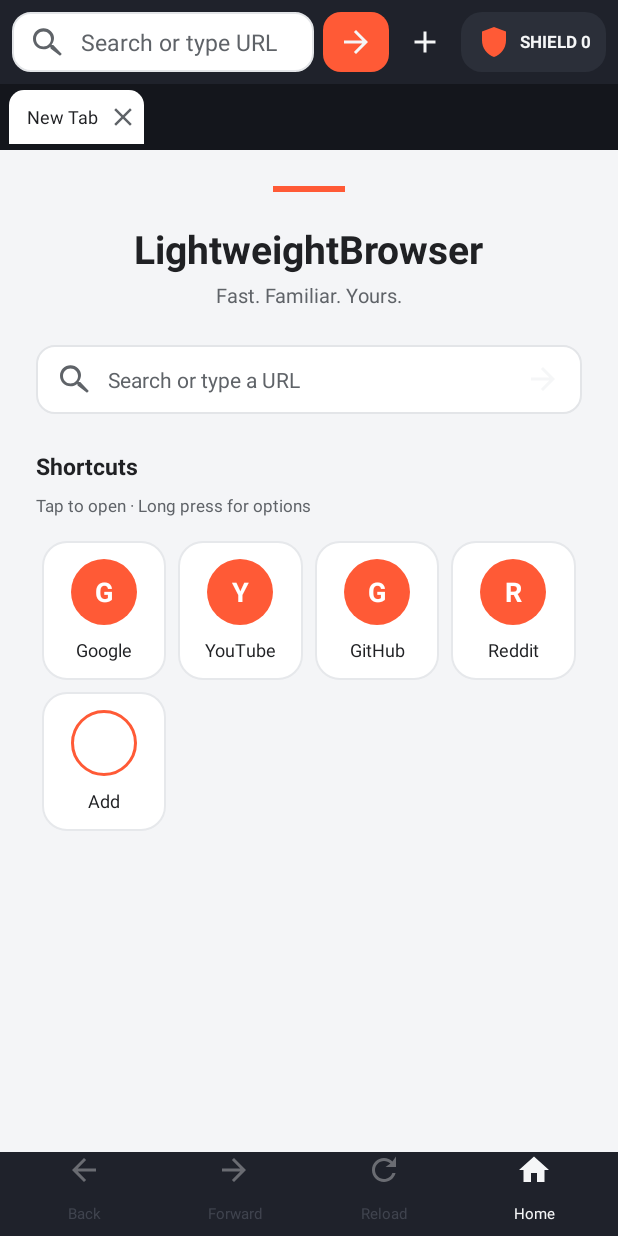
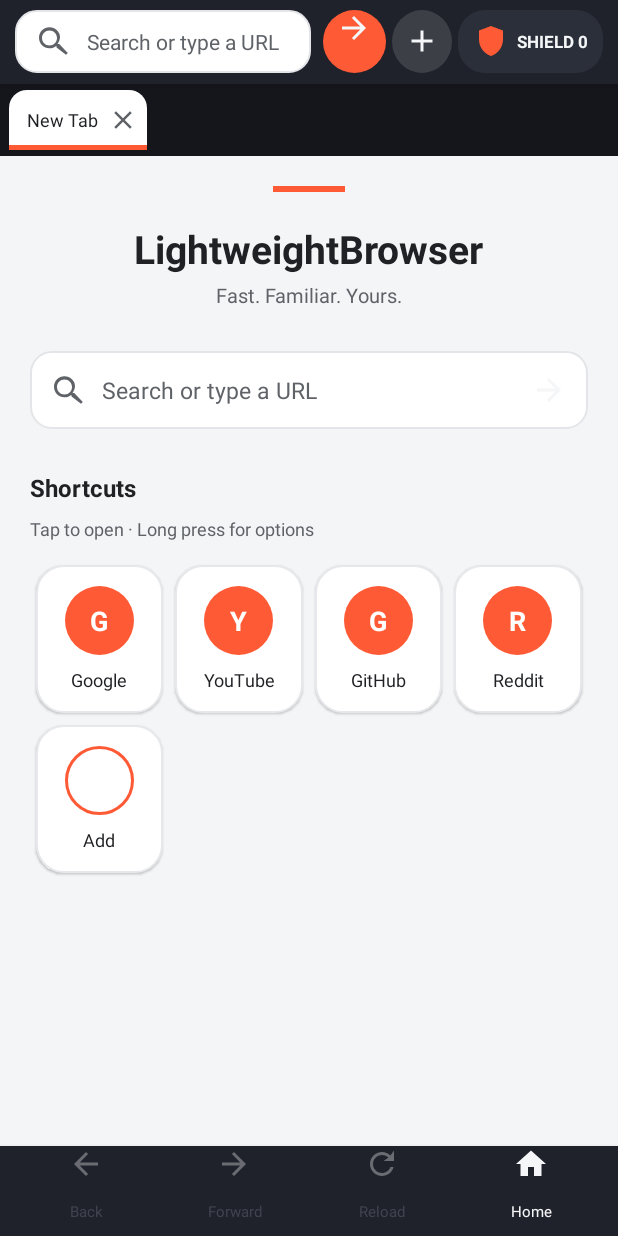
Before and after one commit to Maharab4120/lightweightbrowser, an Android app: the screen it shows after launch (MainActivity), on a phone screen of 412 x 824 dp. Run offline under Robolectric (Android 15) with nearby library versions, the phone set to English and light mode, and no system bars; pictures from the network do not load; 5 statements that could not run were skipped.

Commit message:
Refresh browser chrome and home visuals
Refine the framework-only UI with stronger toolbar depth, circular icon actions, rounded omnibox/go controls, tab indicators, cleaner settings rows, larger home cards, and consistent spacing/typography. Preserves the existing dark-chrome/light-page direction and all browser behavior.

```diff
--- a/app/src/main/java/com/lightweightbrowser/MainActivity.kt
+++ b/app/src/main/java/com/lightweightbrowser/MainActivity.kt
@@ -812,15 +812,18 @@ class MainActivity : Activity() {
 
         tabs.forEach { tab ->
             val item = LayoutInflater.from(this)
-                .inflate(R.layout.tab_item, tabBarContainer, false) as LinearLayout
+                .inflate(R.layout.tab_item, tabBarContainer, false)
+            val row = item.findViewById<View>(R.id.tabRow)
             val titleView = item.findViewById<TextView>(R.id.tabTitle)
             val closeButton = item.findViewById<ImageButton>(R.id.closeTabButton)
+            val indicator = item.findViewById<View>(R.id.tabIndicator)
             val selected = tab.id == currentTabId
 
             titleView.text = tab.title.ifBlank { "New Tab" }
-            item.setBackgroundResource(
+            row.setBackgroundResource(
                 if (selected) R.drawable.tab_background_selected else R.drawable.tab_background
             )
+            indicator.visibility = if (selected) View.VISIBLE else View.GONE
 
             item.setOnClickListener { switchToTab(tab.id) }
             closeButton.setOnClickListener { closeTab(tab.id) }
@@ -918,16 +921,22 @@ class MainActivity : Activity() {
         )
 
         val padding = dp(16)
-        val rowPadding = dp(12)
+        val rowPadding = dp(14)
         val container = LinearLayout(this).apply {
             orientation = LinearLayout.VERTICAL
             setPadding(padding, padding, padding, padding)
         }
         container.addView(TextView(this).apply {
             text = "Blocking $state  ·  ${blockedCount.get()} blocked"
-            textSize = 13f
-            setTextColor(resources.getColor(R.color.text_secondary, theme))
-            setPadding(rowPadding, 0, rowPadding, padding)
+            textSize = 15f
+            setTextColor(resources.getColor(R.color.text_primary, theme))
+            setPadding(rowPadding, 0, rowPadding, dp(12))
+        })
+        container.addView(View(this).apply {
+            setBackgroundColor(resources.getColor(R.color.divider, theme))
+            layoutParams = LinearLayout.LayoutParams(
+                LinearLayout.LayoutParams.MATCH_PARENT, dp(1)
+            ).apply { bottomMargin = dp(12) }
         })
 
         lateinit var dialog: AlertDialog
@@ -951,13 +960,19 @@ class MainActivity : Activity() {
             })
             row.addView(TextView(this).apply {
                 text = label
-                textSize = 15f
+                textSize = 14f
                 setTextColor(resources.getColor(R.color.text_primary, theme))
                 layoutParams = LinearLayout.LayoutParams(
                     0,
                     LinearLayout.LayoutParams.WRAP_CONTENT,
                     1f
                 )
+            })
+            row.addView(TextView(this).apply {
+                text = "›"
+                textSize = 20f
+                setTextColor(resources.getColor(R.color.text_secondary, theme))
+                setPadding(dp(8), 0, 0, 0)
             })
             row.setOnClickListener {
                 dialog.dismiss()
--- /dev/null
+++ b/app/src/main/res/drawable/peek_background.xml
@@ -0,0 +1,8 @@
+<?xml version="1.0" encoding="utf-8"?>
+<shape xmlns:android="http://schemas.android.com/apk/res/android"
+    android:shape="rectangle">
+    <solid android:color="@color/brand_primary_dark" />
+    <corners
+        android:topLeftRadius="10dp"
+        android:topRightRadius="10dp" />
+</shape>
--- a/app/src/main/res/drawable/shield_pill_background.xml
+++ b/app/src/main/res/drawable/shield_pill_background.xml
@@ -2,5 +2,5 @@
 <shape xmlns:android="http://schemas.android.com/apk/res/android"
     android:shape="rectangle">
     <solid android:color="@color/shield_pill" />
-    <corners android:radius="14dp" />
+    <corners android:radius="18dp" />
 </shape>
--- a/app/src/main/res/drawable/tab_background.xml
+++ b/app/src/main/res/drawable/tab_background.xml
@@ -3,6 +3,6 @@
     android:shape="rectangle">
     <solid android:color="@color/tab_inactive" />
     <corners
-        android:topLeftRadius="10dp"
-        android:topRightRadius="10dp" />
+        android:topLeftRadius="12dp"
+        android:topRightRadius="12dp" />
 </shape>
--- a/app/src/main/res/drawable/tab_background_selected.xml
+++ b/app/src/main/res/drawable/tab_background_selected.xml
@@ -3,6 +3,6 @@
     android:shape="rectangle">
     <solid android:color="@color/tab_active" />
     <corners
-        android:topLeftRadius="10dp"
-        android:topRightRadius="10dp" />
+        android:topLeftRadius="12dp"
+        android:topRightRadius="12dp" />
 </shape>
--- a/app/src/main/res/drawable/toolbar_action_background.xml
+++ b/app/src/main/res/drawable/toolbar_action_background.xml
@@ -1,6 +1,5 @@
 <?xml version="1.0" encoding="utf-8"?>
 <shape xmlns:android="http://schemas.android.com/apk/res/android"
-    android:shape="rectangle">
+    android:shape="oval">
     <solid android:color="@color/brand_accent" />
-    <corners android:radius="@dimen/corner_radius" />
 </shape>
--- /dev/null
+++ b/app/src/main/res/drawable/toolbar_icon_background.xml
@@ -0,0 +1,5 @@
+<?xml version="1.0" encoding="utf-8"?>
+<shape xmlns:android="http://schemas.android.com/apk/res/android"
+    android:shape="oval">
+    <solid android:color="@color/toolbar_icon_bg" />
+</shape>
--- a/app/src/main/res/layout/activity_main.xml
+++ b/app/src/main/res/layout/activity_main.xml
@@ -13,8 +13,9 @@
         android:orientation="horizontal"
         android:gravity="center_vertical"
         android:background="@color/brand_primary"
-        android:paddingStart="8dp"
-        android:paddingEnd="8dp">
+        android:elevation="4dp"
+        android:paddingStart="10dp"
+        android:paddingEnd="10dp">
 
         <EditText
             android:id="@+id/urlEditText"
@@ -24,27 +25,26 @@
             android:background="@drawable/url_field_background"
             android:drawableStart="@drawable/ic_search"
             android:drawablePadding="10dp"
-            android:hint="Search or type URL"
+            android:hint="Search or type a URL"
             android:imeOptions="actionGo"
             android:inputType="textUri"
             android:maxLines="1"
-            android:paddingStart="12dp"
-            android:paddingEnd="12dp"
+            android:paddingStart="14dp"
+            android:paddingEnd="14dp"
             android:singleLine="true"
             android:textColor="@color/text_primary"
             android:textColorHint="@color/text_secondary"
-            android:textSize="15sp" />
+            android:textSize="14sp" />
 
         <TextView
             android:id="@+id/goButton"
-            android:layout_width="44dp"
+            android:layout_width="@dimen/omnibox_height"
             android:layout_height="@dimen/omnibox_height"
-            android:layout_marginStart="6dp"
+            android:layout_marginStart="@dimen/spacing_sm"
             android:background="@drawable/toolbar_action_background"
             android:contentDescription="Go"
-            android:drawableStart="@drawable/ic_arrow_forward"
-            android:gravity="center_vertical"
-            android:paddingStart="10dp"
+            android:drawableTop="@drawable/ic_arrow_forward"
+            android:gravity="center"
             android:text=""
             android:textSize="0sp" />
 
@@ -52,8 +52,8 @@
             android:id="@+id/newTabButton"
             android:layout_width="40dp"
             android:layout_height="@dimen/omnibox_height"
-            android:layout_marginStart="4dp"
-            android:background="?android:attr/selectableItemBackground"
+            android:layout_marginStart="@dimen/spacing_xs"
+            android:background="@drawable/toolbar_icon_background"
             android:contentDescription="New tab"
             android:drawableStart="@drawable/ic_add"
             android:gravity="center_vertical"
@@ -65,8 +65,8 @@
             android:id="@+id/shieldButton"
             android:layout_width="wrap_content"
             android:layout_height="@dimen/omnibox_height"
-            android:layout_marginStart="4dp"
-            android:minWidth="76dp"
+            android:layout_marginStart="@dimen/spacing_xs"
+            android:minWidth="80dp"
             android:paddingStart="10dp"
             android:paddingEnd="10dp"
             android:background="@drawable/shield_pill_background"
@@ -101,8 +101,8 @@
     <ImageButton
         android:id="@+id/chromePeek"
         android:layout_width="match_parent"
-        android:layout_height="16dp"
-        android:background="@color/brand_primary_dark"
+        android:layout_height="18dp"
+        android:background="@drawable/peek_background"
         android:contentDescription="Show browser controls"
         android:scaleType="fitCenter"
         android:src="@drawable/ic_expand_more"
@@ -121,8 +121,9 @@
         android:orientation="horizontal"
         android:gravity="center_vertical"
         android:background="@color/brand_primary"
-        android:paddingStart="6dp"
-        android:paddingEnd="6dp">
+        android:elevation="4dp"
+        android:paddingStart="@dimen/spacing_sm"
+        android:paddingEnd="@dimen/spacing_sm">
 
         <TextView
             android:id="@+id/backButton"
@@ -131,7 +132,7 @@
             android:layout_weight="1"
             android:background="?android:attr/selectableItemBackground"
             android:contentDescription="Back"
-            android:drawablePadding="2dp"
+            android:drawablePadding="4dp"
             android:drawableTop="@drawable/ic_back"
             android:gravity="center"
             android:text="Back"
@@ -145,7 +146,7 @@
             android:layout_weight="1"
             android:background="?android:attr/selectableItemBackground"
             android:contentDescription="Forward"
-            android:drawablePadding="2dp"
+            android:drawablePadding="4dp"
             android:drawableTop="@drawable/ic_forward"
             android:gravity="center"
             android:text="Forward"
@@ -159,7 +160,7 @@
             android:layout_weight="1"
             android:background="?android:attr/selectableItemBackground"
             android:contentDescription="Reload"
-            android:drawablePadding="2dp"
+            android:drawablePadding="4dp"
             android:drawableTop="@drawable/ic_reload"
             android:gravity="center"
             android:text="Reload"
@@ -173,7 +174,7 @@
             android:layout_weight="1"
             android:background="?android:attr/selectableItemBackground"
             android:contentDescription="New tab page"
-            android:drawablePadding="2dp"
+            android:drawablePadding="4dp"
             android:drawableTop="@drawable/ic_home"
             android:gravity="center"
             android:text="Home"
--- a/app/src/main/res/layout/shortcut_item.xml
+++ b/app/src/main/res/layout/shortcut_item.xml
@@ -7,12 +7,13 @@
     android:clickable="true"
     android:focusable="true"
     android:background="@drawable/shortcut_card_background"
-    android:padding="12dp">
+    android:elevation="1dp"
+    android:padding="14dp">
 
     <TextView
         android:id="@+id/shortcutBadge"
-        android:layout_width="44dp"
-        android:layout_height="44dp"
+        android:layout_width="@dimen/shortcut_icon"
+        android:layout_height="@dimen/shortcut_icon"
         android:background="@drawable/shortcut_badge_background"
         android:gravity="center"
         android:textColor="@android:color/white"
--- a/app/src/main/res/layout/speed_dial_view.xml
+++ b/app/src/main/res/layout/speed_dial_view.xml
@@ -29,7 +29,7 @@
             android:layout_width="wrap_content"
             android:layout_height="wrap_content"
             android:layout_marginTop="4dp"
-            android:layout_marginBottom="24dp"
+            android:layout_marginBottom="28dp"
             android:text="Fast. Familiar. Yours."
             android:textColor="@color/text_secondary"
             android:textSize="13sp" />
@@ -37,8 +37,8 @@
         <TextView
             android:id="@+id/startSearchBox"
             android:layout_width="match_parent"
-            android:layout_height="46dp"
-            android:layout_marginBottom="24dp"
+            android:layout_height="52dp"
+            android:layout_marginBottom="28dp"
             android:background="@drawable/url_field_background"
             android:clickable="true"
             android:contentDescription="Search or type a URL"
@@ -51,7 +51,7 @@
             android:paddingEnd="14dp"
             android:text="Search or type a URL"
             android:textColor="@color/text_secondary"
-            android:textSize="14sp" />
+            android:textSize="15sp" />
 
         <TextView
             android:layout_width="match_parent"
@@ -59,7 +59,7 @@
             android:layout_marginBottom="8dp"
             android:text="Shortcuts"
             android:textColor="@color/text_primary"
-            android:textSize="15sp"
+            android:textSize="16sp"
             android:textStyle="bold" />
 
         <TextView
@@ -68,7 +68,7 @@
             android:layout_marginBottom="12dp"
             android:text="Tap to open · Long press for options"
             android:textColor="@color/text_secondary"
-            android:textSize="11sp" />
+            android:textSize="12sp" />
 
         <GridLayout
             android:id="@+id/shortcutGrid"
--- a/app/src/main/res/layout/tab_item.xml
+++ b/app/src/main/res/layout/tab_item.xml
@@ -1,12 +1,17 @@
 <?xml version="1.0" encoding="utf-8"?>
-<LinearLayout xmlns:android="http://schemas.android.com/apk/res/android"
+<FrameLayout xmlns:android="http://schemas.android.com/apk/res/android"
     android:layout_width="wrap_content"
-    android:layout_height="36dp"
+    android:layout_height="@dimen/tab_height"
+    android:layout_marginEnd="@dimen/spacing_sm">
+
+    <LinearLayout
+        android:id="@+id/tabRow"
+        android:layout_width="wrap_content"
+        android:layout_height="match_parent"
         android:orientation="horizontal"
         android:gravity="center_vertical"
         android:paddingStart="12dp"
-    android:paddingEnd="4dp"
-    android:layout_marginEnd="6dp"
+        android:paddingEnd="6dp"
         android:background="@drawable/tab_background">
 
         <TextView
@@ -15,7 +20,7 @@
             android:layout_height="wrap_content"
             android:text="Tab"
             android:textSize="12sp"
-        android:maxWidth="120dp"
+            android:maxWidth="130dp"
             android:ellipsize="end"
             android:singleLine="true"
             android:textColor="@color/text_primary" />
@@ -30,3 +35,13 @@
             android:scaleType="centerInside"
             android:contentDescription="Close tab" />
     </LinearLayout>
+
+    <View
+        android:id="@+id/tabIndicator"
+        android:layout_width="match_parent"
+        android:layout_height="3dp"
+        android:layout_gravity="bottom|center_horizontal"
+        android:background="@color/brand_accent"
+        android:visibility="gone" />
+
+</FrameLayout>
--- a/app/src/main/res/values-night/colors.xml
+++ b/app/src/main/res/values-night/colors.xml
@@ -23,4 +23,7 @@
 
     <color name="dialog_surface">#FF1B1E26</color>
     <color name="dialog_row">#FF242833</color>
+
+    <color name="toolbar_icon_bg">#22FFFFFF</color>
+    <color name="accent_soft">#33FF704B</color>
 </resources>
--- a/app/src/main/res/values/colors.xml
+++ b/app/src/main/res/values/colors.xml
@@ -23,4 +23,7 @@
 
     <color name="dialog_surface">#FFFFFFFF</color>
     <color name="dialog_row">#FFF4F5F7</color>
+
+    <color name="toolbar_icon_bg">#22FFFFFF</color>
+    <color name="accent_soft">#1AFF5A36</color>
 </resources>
--- a/app/src/main/res/values/dimens.xml
+++ b/app/src/main/res/values/dimens.xml
@@ -1,12 +1,20 @@
 <?xml version="1.0" encoding="utf-8"?>
 <resources>
     <dimen name="toolbar_height">56dp</dimen>
-    <dimen name="omnibox_height">40dp</dimen>
-    <dimen name="tab_bar_height">44dp</dimen>
-    <dimen name="bottom_bar_height">56dp</dimen>
-    <dimen name="corner_radius">12dp</dimen>
-    <dimen name="card_radius">16dp</dimen>
-    <dimen name="page_padding">24dp</dimen>
-    <dimen name="shortcut_icon">44dp</dimen>
+    <dimen name="omnibox_height">42dp</dimen>
+    <dimen name="tab_bar_height">48dp</dimen>
+    <dimen name="tab_height">40dp</dimen>
+    <dimen name="bottom_bar_height">60dp</dimen>
+
+    <dimen name="corner_radius">14dp</dimen>
+    <dimen name="card_radius">18dp</dimen>
+    <dimen name="page_padding">20dp</dimen>
+
+    <dimen name="shortcut_icon">46dp</dimen>
     <dimen name="nav_icon">22dp</dimen>
+
+    <dimen name="spacing_xs">4dp</dimen>
+    <dimen name="spacing_sm">8dp</dimen>
+    <dimen name="spacing_md">12dp</dimen>
+    <dimen name="spacing_lg">16dp</dimen>
 </resources>
```
Lines whose indentation alone changed are shown as unchanged.
